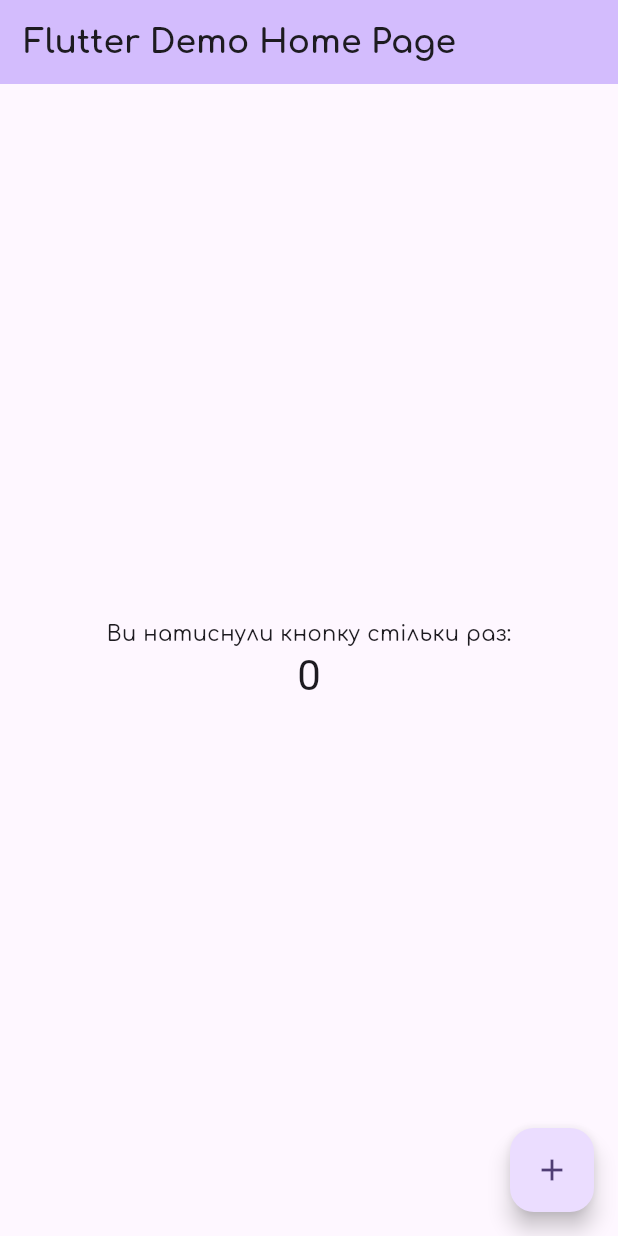
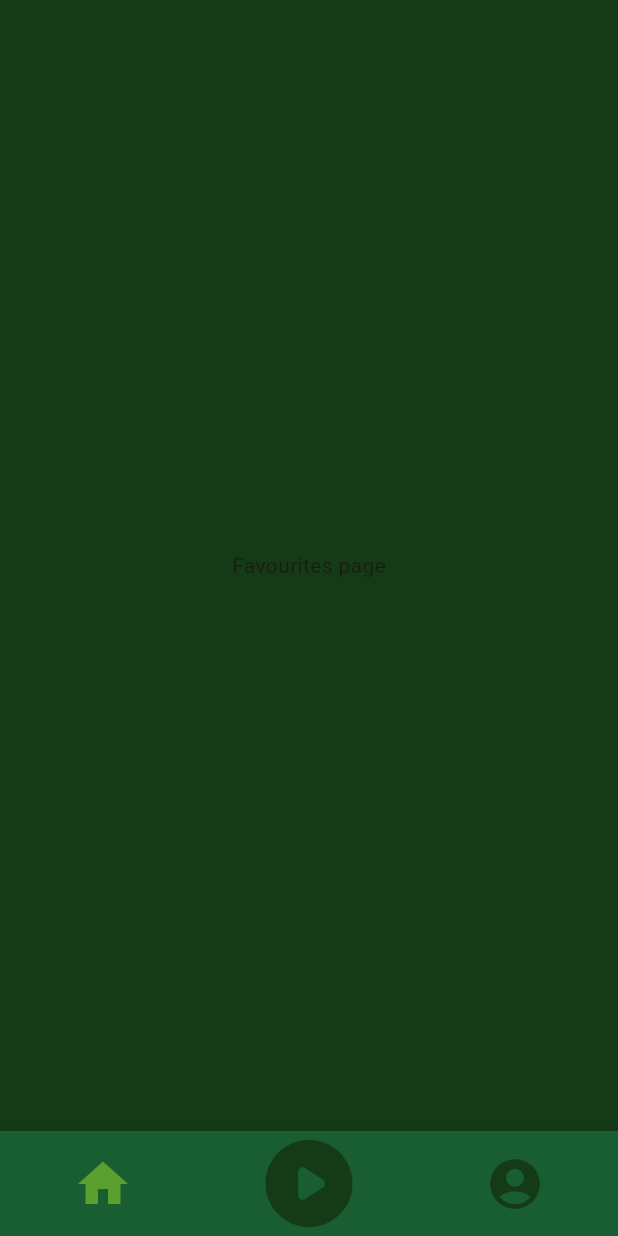
Before and after one commit to turdigicode/flutter_duo_practice, a Flutter app: the screen it shows after launch, on a phone screen of 412 x 824 dp. Run offline on Flutter 3.47's test engine with Material 3 defaults, Android fonts, the phone set to English and light mode, and no system bars.

Commit message:
Add three template pages - favorites.dart, player.dart, profile.dart;Implement a TabBar with three tabs for this pages

```diff
--- a/lib/constants/app_colors.dart
+++ b/lib/constants/app_colors.dart
@@ -5,5 +5,6 @@
   static const Color secondary = Color(0xFF5B9F2E);
   static const Color background = Color(0xFF153A16);
   static const Color text = Color(0xFFE5EBEA);
+  static const Color secondaryText = Color(0xFF112113);
   static const Color error = Color(0xFFD32C16);
 }
--- a/lib/main.dart
+++ b/lib/main.dart
@@ -1,5 +1,9 @@
 import 'package:flutter/material.dart';
 import 'package:flutter_duo_practice/constants/fonts_constants.dart';
+import 'package:flutter_duo_practice/pages/favorites_page/favorites.dart';
+import 'package:flutter_duo_practice/pages/player_page/player.dart';
+import 'package:flutter_duo_practice/pages/profile_page/profile.dart';
+import 'package:flutter_duo_practice/constants/app_colors.dart';
 
 void main() {
   runApp(const MyApp());
@@ -8,120 +12,63 @@
 class MyApp extends StatelessWidget {
   const MyApp({super.key});
 
-  // This widget is the root of your application.
   @override
   Widget build(BuildContext context) {
     return MaterialApp(
       title: 'Flutter Demo',
       theme: ThemeData(
-        // This is the theme of your application.
-        //
-        // TRY THIS: Try running your application with "flutter run". You'll see
-        // the application has a purple toolbar. Then, without quitting the app,
-        // try changing the seedColor in the colorScheme below to Colors.green
-        // and then invoke "hot reload" (save your changes or press the "hot
-        // reload" button in a Flutter-supported IDE, or press "r" if you used
-        // the command line to start the app).
-        //
-        // Notice that the counter didn't reset back to zero; the application
-        // state is not lost during the reload. To reset the state, use hot
-        // restart instead.
-        //
-        // This works for code too, not just values: Most code changes can be
-        // tested with just a hot reload.
-        textTheme: TextTheme(titleLarge: AppFonts.bold, bodyMedium: AppFonts.medium),
-        colorScheme: ColorScheme.fromSeed(seedColor: Colors.deepPurple),
+        textTheme: TextTheme(titleLarge: AppFonts.regular),
+        colorScheme: ColorScheme.fromSeed(seedColor: AppColors.secondary, surface: AppColors.background),
         useMaterial3: true,
       ),
-      home: const MyHomePage(title: 'Flutter Demo Home Page'),
+      home: const MyHomePage(),
     );
   }
 }
 
 class MyHomePage extends StatefulWidget {
-  const MyHomePage({super.key, required this.title});
-
-  // This widget is the home page of your application. It is stateful, meaning
-  // that it has a State object (defined below) that contains fields that affect
-  // how it looks.
-
-  // This class is the configuration for the state. It holds the values (in this
-  // case the title) provided by the parent (in this case the App widget) and
-  // used by the build method of the State. Fields in a Widget subclass are
-  // always marked "final".
-
-  final String title;
+  const MyHomePage({super.key});
 
   @override
   State<MyHomePage> createState() => _MyHomePageState();
 }
 
 class _MyHomePageState extends State<MyHomePage> {
-  int _counter = 0;
+  int _selectedIndex = 0;
 
-  void _incrementCounter() {
+  final List<Widget> _pages = [
+    const FavoritesPages(),
+    const PlayerPages(),
+    const ProfilePages()
+  ];
+
+  void _onItemTapped(int index){
     setState(() {
-      // This call to setState tells the Flutter framework that something has
-      // changed in this State, which causes it to rerun the build method below
-      // so that the display can reflect the updated values. If we changed
-      // _counter without calling setState(), then the build method would not be
-      // called again, and so nothing would appear to happen.
-      _counter++;
+      _selectedIndex = index;
     });
   }
 
   @override
   Widget build(BuildContext context) {
-    // This method is rerun every time setState is called, for instance as done
-    // by the _incrementCounter method above.
-    //
-    // The Flutter framework has been optimized to make rerunning build methods
-    // fast, so that you can just rebuild anything that needs updating rather
-    // than having to individually change instances of widgets.
     return Scaffold(
-      appBar: AppBar(
-        // TRY THIS: Try changing the color here to a specific color (to
-        // Colors.amber, perhaps?) and trigger a hot reload to see the AppBar
-        // change color while the other colors stay the same.
-        backgroundColor: Theme.of(context).colorScheme.inversePrimary,
-        // Here we take the value from the MyHomePage object that was created by
-        // the App.build method, and use it to set our appbar title.
-        title: Text(widget.title),
+      body: IndexedStack(
+        index: _selectedIndex,
+        children: _pages,
       ),
-      body: Center(
-        // Center is a layout widget. It takes a single child and positions it
-        // in the middle of the parent.
-        child: Column(
-          // Column is also a layout widget. It takes a list of children and
-          // arranges them vertically. By default, it sizes itself to fit its
-          // children horizontally, and tries to be as tall as its parent.
-          //
-          // Column has various properties to control how it sizes itself and
-          // how it positions its children. Here we use mainAxisAlignment to
-          // center the children vertically; the main axis here is the vertical
-          // axis because Columns are vertical (the cross axis would be
-          // horizontal).
-          //
-          // TRY THIS: Invoke "debug painting" (choose the "Toggle Debug Paint"
-          // action in the IDE, or press "p" in the console), to see the
-          // wireframe for each widget.
-          mainAxisAlignment: MainAxisAlignment.center,
-          children: <Widget>[
-            const Text(
-              'Ви натиснули кнопку стільки раз:',
-            ),
-            Text(
-              '$_counter',
-              style: Theme.of(context).textTheme.headlineMedium,
-            ),
-          ],
-        ),
+      bottomNavigationBar: BottomNavigationBar(
+        unselectedFontSize: 0,
+        selectedFontSize: 0,
+        backgroundColor: AppColors.primary,
+        items: const <BottomNavigationBarItem>[
+          BottomNavigationBarItem(icon: Icon(Icons.home, size: 40), label: ""),
+          BottomNavigationBarItem(icon: Icon(Icons.play_circle_rounded, size: 70), label: ""),
+          BottomNavigationBarItem(icon: Icon(Icons.account_circle_rounded, size: 40), label: ""),
+        ],
+        currentIndex: _selectedIndex,
+        selectedItemColor: AppColors.secondary,
+        unselectedItemColor: AppColors.background,
+        onTap: _onItemTapped,
       ),
-      floatingActionButton: FloatingActionButton(
-        onPressed: _incrementCounter,
-        tooltip: 'Increment',
-        child: const Icon(Icons.add),
-      ), // This trailing comma makes auto-formatting nicer for build methods.
     );
   }
 }
--- /dev/null
+++ b/lib/pages/favorites_page/favorites.dart
@@ -0,0 +1,12 @@
+import 'package:flutter/material.dart';
+
+class FavoritesPages extends StatelessWidget {
+  const FavoritesPages({super.key});
+
+  @override
+  Widget build(BuildContext context) {
+    return const Center(
+      child: Text("Favourites page"),
+    );
+  }
+}
--- /dev/null
+++ b/lib/pages/player_page/player.dart
@@ -0,0 +1,12 @@
+import 'package:flutter/material.dart';
+
+class PlayerPages extends StatelessWidget {
+  const PlayerPages({super.key});
+
+  @override
+  Widget build(BuildContext context) {
+    return const Center(
+      child: Text("Player page"),
+    );
+  }
+}
--- /dev/null
+++ b/lib/pages/profile_page/profile.dart
@@ -0,0 +1,12 @@
+import 'package:flutter/material.dart';
+
+class ProfilePages extends StatelessWidget {
+  const ProfilePages({super.key});
+
+  @override
+  Widget build(BuildContext context) {
+    return const Center(
+      child: Text("Profile page"),
+    );
+  }
+}
--- a/pubspec.yaml
+++ b/pubspec.yaml
@@ -49,7 +49,7 @@
   flutter_lints: ^4.0.0
 
 # For information on the generic Dart part of this file, see the
-# following page: https://dart.dev/tools/pub/pubspec
+# following pages: https://dart.dev/tools/pub/pubspec
 
 # The following section is specific to Flutter packages.
 flutter:
```
